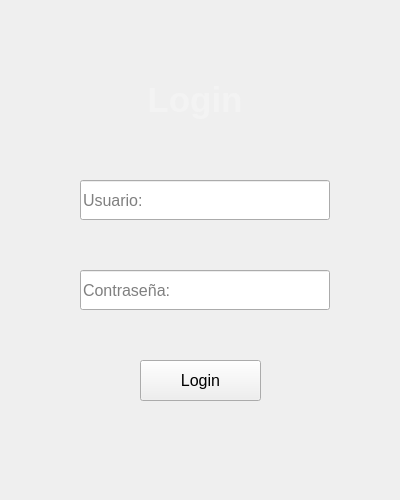
The window that ui/login.ui (Tar-Mairon24/ProyectoBDAdmin) describes before a commit, drawn with Qt 5.
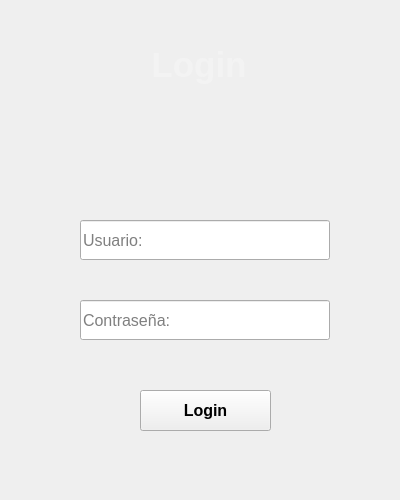
The same window after the commit. Icons and pictures are not drawn.

Patch:
```diff
--- a/ui/login.ui
+++ b/ui/login.ui
@@ -21,10 +21,10 @@
   <widget class="QLabel" name="label">
    <property name="geometry">
     <rect>
-     <x>110</x>
-     <y>60</y>
-     <width>170</width>
-     <height>80</height>
+     <x>150</x>
+     <y>40</y>
+     <width>98</width>
+     <height>49</height>
     </rect>
    </property>
    <property name="font">
@@ -45,45 +45,74 @@
     <set>Qt::AlignCenter</set>
    </property>
   </widget>
-  <widget class="QLineEdit" name="lineEdit">
-   <property name="geometry">
-    <rect>
-     <x>80</x>
-     <y>180</y>
-     <width>250</width>
-     <height>40</height>
-    </rect>
-   </property>
-   <property name="placeholderText">
-    <string>Usuario:</string>
-   </property>
-  </widget>
-  <widget class="QLineEdit" name="lineEdit_2">
-   <property name="geometry">
-    <rect>
-     <x>80</x>
-     <y>270</y>
-     <width>250</width>
-     <height>40</height>
-    </rect>
-   </property>
-   <property name="placeholderText">
-    <string>Contraseña:</string>
-   </property>
-  </widget>
-  <widget class="QPushButton" name="pushButton">
+  <widget class="QPushButton" name="login_button">
    <property name="geometry">
     <rect>
      <x>140</x>
-     <y>360</y>
-     <width>121</width>
+     <y>390</y>
+     <width>131</width>
      <height>41</height>
     </rect>
    </property>
+   <property name="font">
+    <font>
+     <pointsize>12</pointsize>
+     <weight>75</weight>
+     <bold>true</bold>
+    </font>
+   </property>
    <property name="text">
     <string>Login</string>
    </property>
   </widget>
+  <widget class="QLineEdit" name="user">
+   <property name="geometry">
+    <rect>
+     <x>80</x>
+     <y>220</y>
+     <width>250</width>
+     <height>40</height>
+    </rect>
+   </property>
+   <property name="placeholderText">
+    <string>Usuario:</string>
+   </property>
+  </widget>
+  <widget class="QLineEdit" name="password">
+   <property name="geometry">
+    <rect>
+     <x>80</x>
+     <y>300</y>
+     <width>250</width>
+     <height>40</height>
+    </rect>
+   </property>
+   <property name="echoMode">
+    <enum>QLineEdit::Password</enum>
+   </property>
+   <property name="placeholderText">
+    <string>Contraseña:</string>
+   </property>
+  </widget>
+  <widget class="QLabel" name="imagen">
+   <property name="geometry">
+    <rect>
+     <x>150</x>
+     <y>100</y>
+     <width>101</width>
+     <height>101</height>
+    </rect>
+   </property>
+   <property name="text">
+    <string/>
+   </property>
+   <property name="pixmap">
+    <pixmap>resources/3755575.png</pixmap>
+   </property>
+   <property name="scaledContents">
+    <bool>true</bool>
+   </property>
+  </widget>
  </widget>
  <resources/>
  <connections/>
```
Left out of the diff: 4 changed lines with no effect on the pictures.
